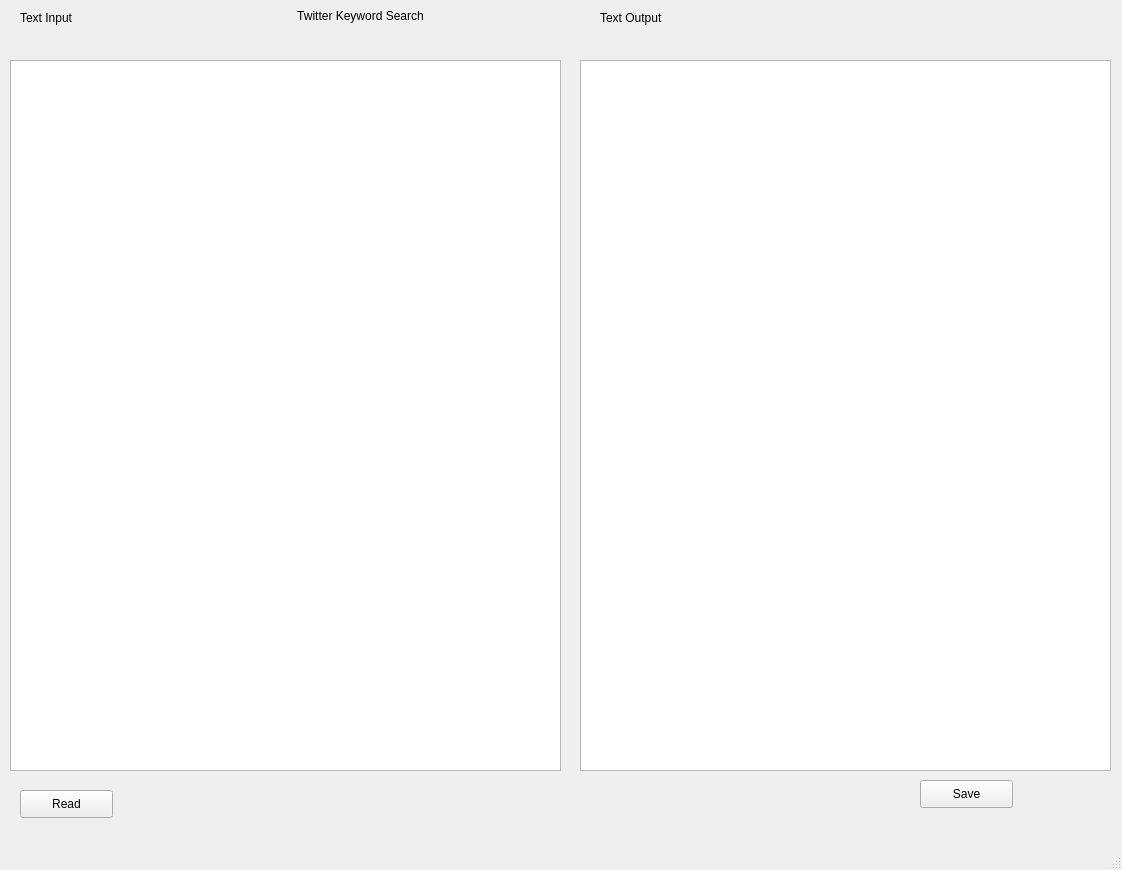
Above: GUI/mianwindow.ui from mdche001/EC504_Twitter_Keyword_Search before the change. Below: the same form after it.
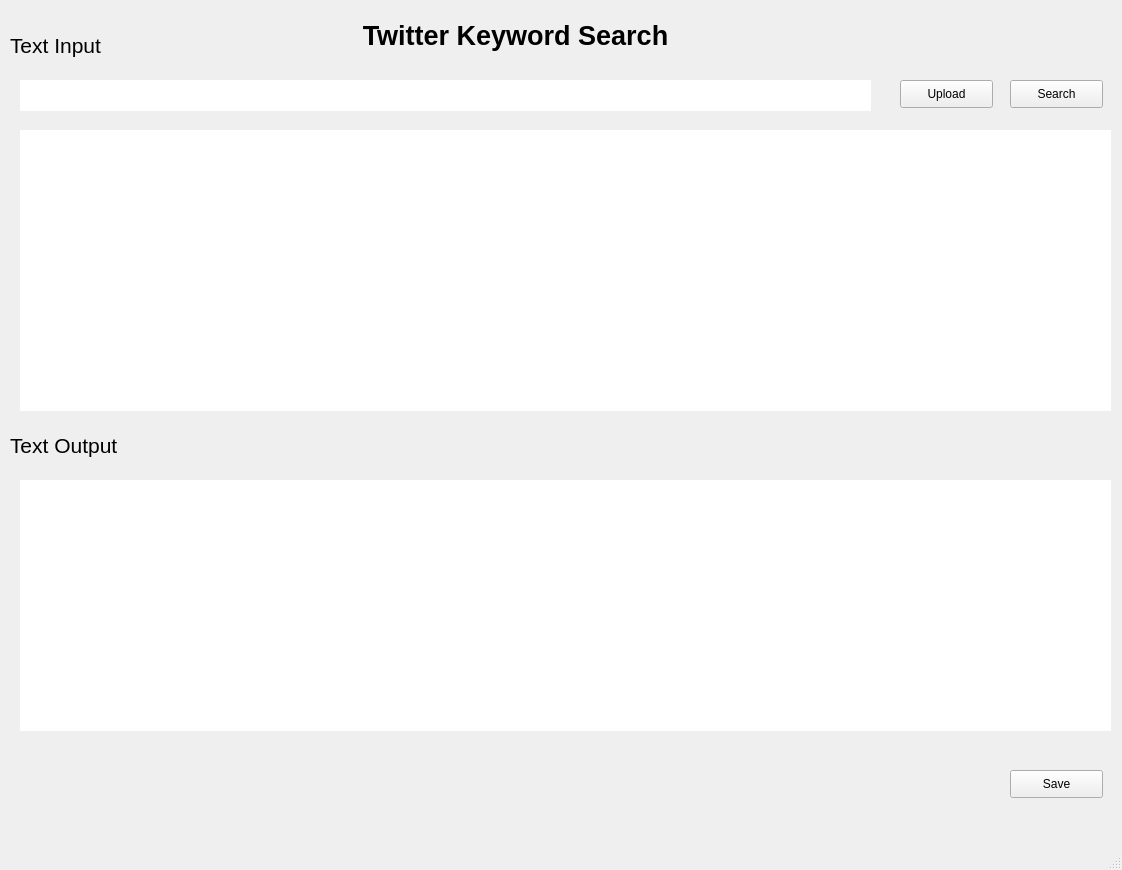
That is the form after the change. Icons and pictures are not drawn.

Diff of the .ui file:
```diff
--- a/GUI/mianwindow.ui
+++ b/GUI/mianwindow.ui
@@ -13,21 +13,35 @@
   <property name="windowTitle">
    <string>MainWindow</string>
   </property>
+  <property name="styleSheet">
+   <string notr="true"/>
+  </property>
   <widget class="QWidget" name="centralwidget">
+   <property name="styleSheet">
+    <string notr="true">#centralwidget {border-image: url(:/Images/background.png) 0 0 0 0 stretch stretch;}</string>
+   </property>
    <widget class="QLabel" name="label">
     <property name="geometry">
      <rect>
-      <x>200</x>
+      <x>300</x>
       <y>0</y>
-      <width>321</width>
-      <height>31</height>
+      <width>431</width>
+      <height>71</height>
      </rect>
     </property>
+    <property name="font">
+     <font>
+      <family>Arial</family>
+      <pointsize>20</pointsize>
+      <weight>75</weight>
+      <bold>true</bold>
+     </font>
+    </property>
     <property name="text">
      <string>Twitter Keyword Search</string>
     </property>
     <property name="textFormat">
-     <enum>Qt::AutoText</enum>
+     <enum>Qt::RichText</enum>
     </property>
     <property name="alignment">
      <set>Qt::AlignCenter</set>
@@ -36,12 +50,17 @@
    <widget class="QPushButton" name="pushButton">
     <property name="geometry">
      <rect>
-      <x>920</x>
-      <y>780</y>
+      <x>1010</x>
+      <y>770</y>
       <width>93</width>
       <height>28</height>
      </rect>
     </property>
+    <property name="font">
+     <font>
+      <family>Arial</family>
+     </font>
+    </property>
     <property name="text">
      <string>Save</string>
     </property>
@@ -49,41 +68,21 @@
      <bool>false</bool>
     </property>
    </widget>
-   <widget class="QPushButton" name="pushButton_2">
-    <property name="geometry">
-     <rect>
-      <x>20</x>
-      <y>790</y>
-      <width>93</width>
-      <height>28</height>
-     </rect>
-    </property>
-    <property name="text">
-     <string>Read</string>
-    </property>
-   </widget>
-   <widget class="QLabel" name="label_2">
-    <property name="geometry">
-     <rect>
-      <x>20</x>
-      <y>10</y>
-      <width>141</width>
-      <height>16</height>
-     </rect>
-    </property>
-    <property name="text">
-     <string>Text Input</string>
-    </property>
-   </widget>
    <widget class="QLabel" name="label_3">
     <property name="geometry">
      <rect>
-      <x>600</x>
-      <y>10</y>
-      <width>131</width>
-      <height>16</height>
+      <x>10</x>
+      <y>425</y>
+      <width>141</width>
+      <height>41</height>
      </rect>
     </property>
+    <property name="font">
+     <font>
+      <family>Arial</family>
+      <pointsize>16</pointsize>
+     </font>
+    </property>
     <property name="text">
      <string>Text Output</string>
     </property>
@@ -92,9 +91,9 @@
     <property name="geometry">
      <rect>
       <x>10</x>
-      <y>50</y>
-      <width>561</width>
-      <height>731</height>
+      <y>120</y>
+      <width>1101</width>
+      <height>301</height>
      </rect>
     </property>
     <property name="sizePolicy">
@@ -103,30 +102,38 @@
       <verstretch>0</verstretch>
      </sizepolicy>
     </property>
+    <property name="font">
+     <font>
+      <family>Arial</family>
+     </font>
+    </property>
     <widget class="QTextBrowser" name="textBrowser">
      <property name="geometry">
       <rect>
-       <x>0</x>
+       <x>10</x>
        <y>10</y>
-       <width>551</width>
-       <height>711</height>
+       <width>1091</width>
+       <height>281</height>
       </rect>
      </property>
      <property name="font">
       <font>
-       <family>Adobe Arabic</family>
+       <family>Arial</family>
        <pointsize>10</pointsize>
       </font>
      </property>
+     <property name="styleSheet">
+      <string notr="true">border-style:outset;</string>
+     </property>
     </widget>
    </widget>
    <widget class="QWidget" name="widget_2" native="true">
     <property name="geometry">
      <rect>
-      <x>570</x>
-      <y>50</y>
-      <width>561</width>
-      <height>731</height>
+      <x>10</x>
+      <y>70</y>
+      <width>1101</width>
+      <height>51</height>
      </rect>
     </property>
     <property name="sizePolicy">
@@ -135,22 +142,167 @@
       <verstretch>0</verstretch>
      </sizepolicy>
     </property>
+    <property name="font">
+     <font>
+      <family>Arial</family>
+     </font>
+    </property>
     <widget class="QPlainTextEdit" name="plainTextEdit">
      <property name="geometry">
       <rect>
        <x>10</x>
        <y>10</y>
-       <width>531</width>
-       <height>711</height>
+       <width>851</width>
+       <height>31</height>
       </rect>
      </property>
      <property name="font">
       <font>
-       <family>Adobe Arabic</family>
+       <family>Arial</family>
        <pointsize>10</pointsize>
       </font>
      </property>
+     <property name="styleSheet">
+      <string notr="true">border-style:outset;</string>
+     </property>
     </widget>
+    <widget class="QPushButton" name="pushButton_3">
+     <property name="geometry">
+      <rect>
+       <x>1000</x>
+       <y>10</y>
+       <width>93</width>
+       <height>28</height>
+      </rect>
+     </property>
+     <property name="font">
+      <font>
+       <family>Arial</family>
+      </font>
+     </property>
+     <property name="styleSheet">
+      <string notr="true"/>
+     </property>
+     <property name="text">
+      <string>Search</string>
+     </property>
+    </widget>
+    <widget class="QPushButton" name="pushButton_2">
+     <property name="geometry">
+      <rect>
+       <x>890</x>
+       <y>10</y>
+       <width>93</width>
+       <height>28</height>
+      </rect>
+     </property>
+     <property name="font">
+      <font>
+       <family>Arial</family>
+      </font>
+     </property>
+     <property name="styleSheet">
+      <string notr="true"/>
+     </property>
+     <property name="text">
+      <string>Upload</string>
+     </property>
+    </widget>
+   </widget>
+   <widget class="QWidget" name="widget_3" native="true">
+    <property name="geometry">
+     <rect>
+      <x>10</x>
+      <y>470</y>
+      <width>1101</width>
+      <height>271</height>
+     </rect>
+    </property>
+    <property name="sizePolicy">
+     <sizepolicy hsizetype="Expanding" vsizetype="Expanding">
+      <horstretch>0</horstretch>
+      <verstretch>0</verstretch>
+     </sizepolicy>
+    </property>
+    <property name="font">
+     <font>
+      <family>Arial</family>
+     </font>
+    </property>
+    <widget class="QTextBrowser" name="textBrowser_3">
+     <property name="geometry">
+      <rect>
+       <x>10</x>
+       <y>10</y>
+       <width>1091</width>
+       <height>251</height>
+      </rect>
+     </property>
+     <property name="font">
+      <font>
+       <family>Arial</family>
+       <pointsize>10</pointsize>
+      </font>
+     </property>
+     <property name="styleSheet">
+      <string notr="true">border-style:outset;</string>
+     </property>
+    </widget>
+   </widget>
+   <widget class="QWidget" name="widget_4" native="true">
+    <property name="geometry">
+     <rect>
+      <x>20</x>
+      <y>750</y>
+      <width>151</width>
+      <height>61</height>
+     </rect>
+    </property>
+    <property name="font">
+     <font>
+      <family>Arial</family>
+     </font>
+    </property>
+    <property name="styleSheet">
+     <string notr="true">border-image: url(:/Images/BU.png) 0 0 0 0 stretch stretch;</string>
+    </property>
+   </widget>
+   <widget class="QWidget" name="widget_5" native="true">
+    <property name="geometry">
+     <rect>
+      <x>180</x>
+      <y>750</y>
+      <width>81</width>
+      <height>61</height>
+     </rect>
+    </property>
+    <property name="font">
+     <font>
+      <family>Arial</family>
+     </font>
+    </property>
+    <property name="styleSheet">
+     <string notr="true">border-image: url(:/Images/twitter.png) 0 0 0 0 stretch stretch;</string>
+    </property>
+   </widget>
+   <widget class="QLabel" name="label_2">
+    <property name="geometry">
+     <rect>
+      <x>10</x>
+      <y>30</y>
+      <width>181</width>
+      <height>31</height>
+     </rect>
+    </property>
+    <property name="font">
+     <font>
+      <family>Arial</family>
+      <pointsize>16</pointsize>
+     </font>
+    </property>
+    <property name="text">
+     <string>Text Input</string>
+    </property>
    </widget>
   </widget>
   <widget class="QMenuBar" name="menubar">
```
Left out of the diff: 29 changed lines with no effect on the pictures.
